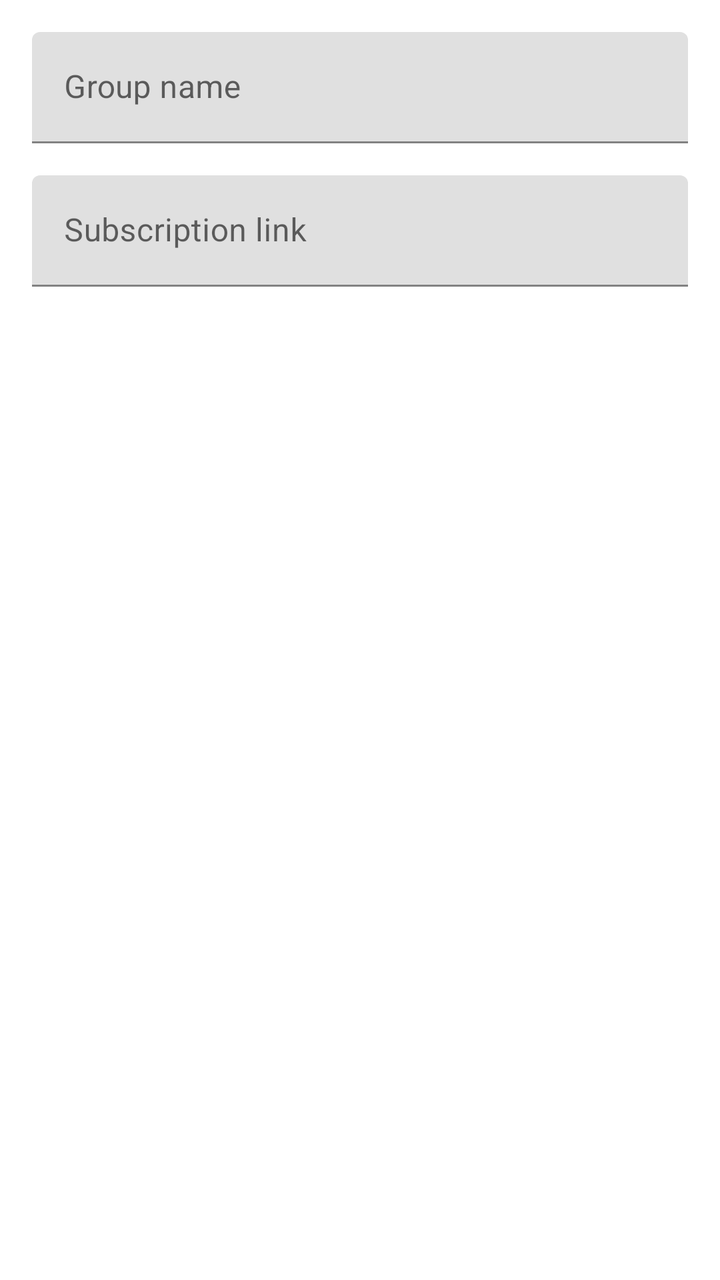
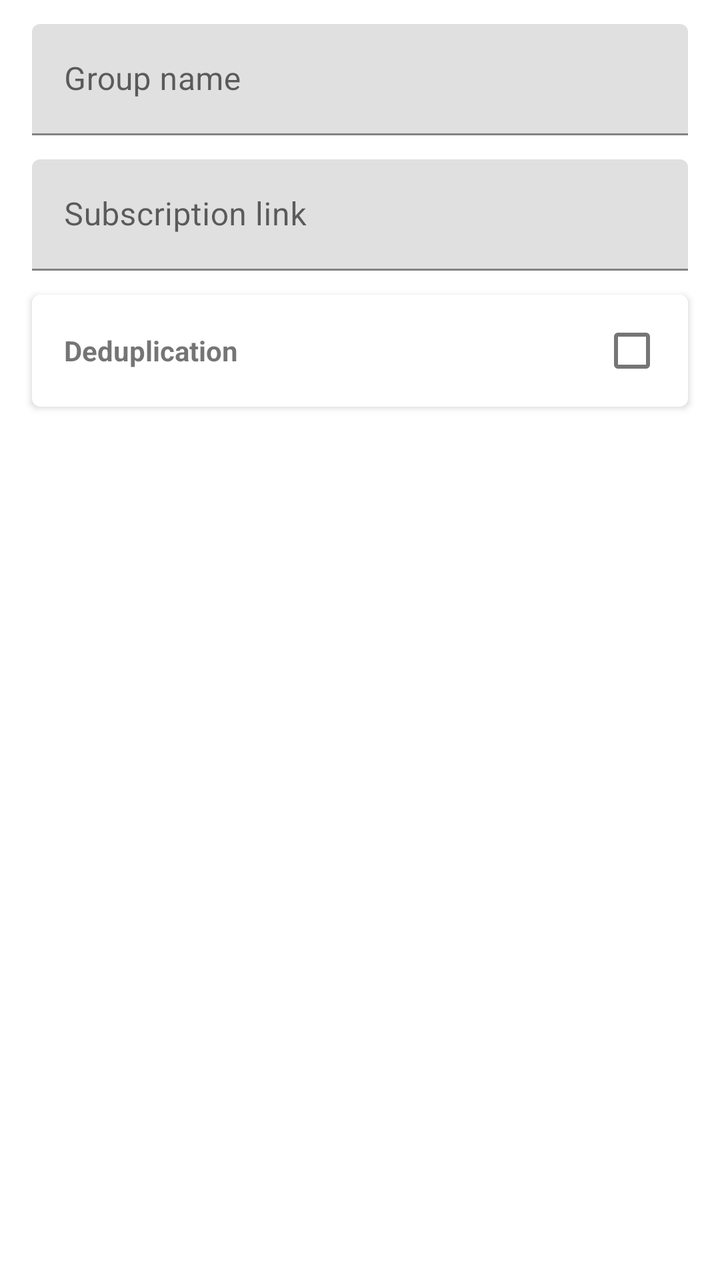

Before-and-after screenshots of an Android layout around one commit, followed by the original layout XML and the change that was made.
<!-- AndroidManifest.xml: application theme Theme.SagerNet -->
<!-- res/layout/layout_edit_group.xml -->
<?xml version="1.0" encoding="utf-8"?>
<LinearLayout xmlns:android="http://schemas.android.com/apk/res/android"
    android:layout_width="match_parent"
    android:layout_height="match_parent"
    android:orientation="vertical"
    android:padding="16dp">

    <androidx.core.widget.NestedScrollView
        android:layout_width="match_parent"
        android:layout_height="match_parent">

        <LinearLayout
            android:layout_width="match_parent"
            android:layout_height="match_parent"
            android:orientation="vertical">

            <com.google.android.material.textfield.TextInputLayout
                android:id="@+id/group_name_layout"
                android:layout_width="match_parent"
                android:layout_height="wrap_content">

                <com.google.android.material.textfield.TextInputEditText
                    android:id="@+id/group_name"
                    android:layout_width="match_parent"
                    android:layout_height="wrap_content"
                    android:hint="@string/group_name"
                    android:inputType="textNoSuggestions" />
            </com.google.android.material.textfield.TextInputLayout>

            <com.google.android.material.textfield.TextInputLayout
                android:id="@+id/group_links_layout"
                android:layout_width="match_parent"
                android:layout_height="wrap_content"
                android:layout_marginTop="16dp">

                <com.google.android.material.textfield.TextInputEditText
                    android:id="@+id/group_subscription_link"
                    android:layout_width="match_parent"
                    android:layout_height="wrap_content"
                    android:hint="@string/group_subscription_link"
                    android:inputType="textNoSuggestions|textMultiLine" />
            </com.google.android.material.textfield.TextInputLayout>

        </LinearLayout>
    </androidx.core.widget.NestedScrollView>


</LinearLayout>
<!-- resources referenced by this layout -->
<resources>
  <string name="group_name">Group name</string>
  <string name="group_subscription_link">Subscription link</string>
  <style name="Theme.SagerNet" parent="Theme.MaterialComponents.Light.NoActionBar">
          <item name="android:navigationBarColor">@color/color_primary_dark</item>
          <item name="actionBarStyle">@style/Widget.MaterialComponents.Light.ActionBar.Solid</item>
          <item name="actionModeCloseDrawable">@drawable/ic_navigation_close</item>
          <item name="colorButtonNormal">@color/material_accent_200</item>
          <item name="colorPrimary">@color/color_primary</item>
          <item name="colorPrimaryDark">@color/dark_color_primary_dark</item>
          <item name="colorAccent">@color/material_accent_200</item>
  
          <item name="windowActionModeOverlay">true</item>
  
          
          <item name="windowActionBar">false</item>
          <item name="windowNoTitle">true</item>
      </style>
  <color name="color_primary_dark">@color/light_color_primary_dark</color>
  <!-- drawable ic_navigation_close (drawable) -->
  <vector xmlns:android="http://schemas.android.com/apk/res/android"
          android:width="24dp"
          android:height="24dp"
          android:viewportWidth="24.0"
          android:viewportHeight="24.0"
          android:tint="?attr/colorControlNormal">
      <path
          android:fillColor="#FFFFFFFF"
          android:pathData="M19,6.41L17.59,5 12,10.59 6.41,5 5,6.41 10.59,12 5,17.59 6.41,19 12,13.41 17.59,19 19,17.59 13.41,12z"/>
  </vector>
  <color name="material_accent_200">@color/material_pink_a700</color>
  <color name="color_primary">@color/light_color_primary</color>
  <color name="dark_color_primary_dark">@color/material_primary_900</color>
  <color name="light_color_primary_dark">@color/material_primary_700</color>
  <color name="material_pink_a700">#C51162</color>
  <color name="light_color_primary">@color/material_primary_500</color>
  <color name="material_primary_900">@color/material_pink_900</color>
  <color name="material_primary_700">@color/material_pink_700</color>
  <color name="material_primary_500">@color/material_pink_500</color>
  <color name="material_pink_900">#880E4F</color>
  <color name="material_pink_700">#C2185B</color>
  <color name="material_pink_500">#E91E63</color>
</resources>

<!-- the commit's change to res/layout/layout_edit_group.xml (unified diff, before → after) -->
@@ -1,9 +1,10 @@
 <?xml version="1.0" encoding="utf-8"?>
 <LinearLayout xmlns:android="http://schemas.android.com/apk/res/android"
+    xmlns:app="http://schemas.android.com/apk/res-auto"
     android:layout_width="match_parent"
     android:layout_height="match_parent"
     android:orientation="vertical"
-    android:padding="16dp">
+    android:padding="12dp">
 
     <androidx.core.widget.NestedScrollView
         android:layout_width="match_parent"
@@ -17,7 +18,10 @@
             <com.google.android.material.textfield.TextInputLayout
                 android:id="@+id/group_name_layout"
                 android:layout_width="match_parent"
-                android:layout_height="wrap_content">
+                android:layout_height="wrap_content"
+                android:layout_marginLeft="4dp"
+                android:layout_marginRight="4dp"
+                android:layout_marginBottom="4dp">
 
                 <com.google.android.material.textfield.TextInputEditText
                     android:id="@+id/group_name"
@@ -31,7 +35,10 @@
                 android:id="@+id/group_links_layout"
                 android:layout_width="match_parent"
                 android:layout_height="wrap_content"
-                android:layout_marginTop="16dp">
+                android:layout_marginLeft="4dp"
+                android:layout_marginTop="8dp"
+                android:layout_marginRight="4dp"
+                android:layout_marginBottom="4dp">
 
                 <com.google.android.material.textfield.TextInputEditText
                     android:id="@+id/group_subscription_link"
@@ -41,6 +48,40 @@
                     android:inputType="textNoSuggestions|textMultiLine" />
             </com.google.android.material.textfield.TextInputLayout>
 
+            <com.google.android.material.card.MaterialCardView
+                android:id="@+id/deduplication_card"
+                android:layout_width="match_parent"
+                android:layout_height="wrap_content"
+                android:layout_marginLeft="4dp"
+                android:layout_marginTop="8dp"
+                android:layout_marginRight="4dp"
+                android:layout_marginBottom="4dp"
+                app:cardElevation="2dp">
+
+                <LinearLayout
+                    android:layout_width="match_parent"
+                    android:layout_height="match_parent"
+                    android:orientation="horizontal"
+                    android:padding="4dp">
+
+                    <TextView
+                        android:layout_width="0dp"
+                        android:layout_height="wrap_content"
+                        android:layout_marginStart="12dp"
+                        android:layout_weight="1"
+                        android:text="@string/deduplication"
+                        android:textAppearance="?android:attr/textAppearanceSmall"
+                        android:textStyle="bold" />
+
+                    <com.google.android.material.checkbox.MaterialCheckBox
+                        android:id="@+id/deduplication"
+                        android:layout_width="wrap_content"
+                        android:layout_height="wrap_content" />
+
+                </LinearLayout>
+
+            </com.google.android.material.card.MaterialCardView>
+
         </LinearLayout>
     </androidx.core.widget.NestedScrollView>
 
<!-- resource entries referenced after the edit -->
@@ -1,5 +1,6 @@
 <!-- resources referenced by this layout -->
 <resources>
+  <string name="deduplication">Deduplication</string>
   <string name="group_name">Group name</string>
   <string name="group_subscription_link">Subscription link</string>
   <style name="Theme.SagerNet" parent="Theme.MaterialComponents.Light.NoActionBar">
